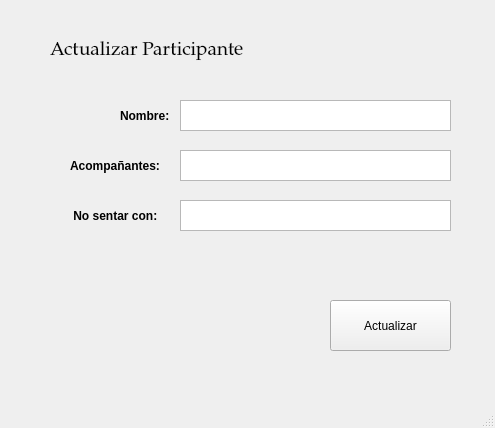
Before: the Qt Designer form src/ui/ActualizarParticipante.ui in IvanJesusCorbalanPascual/Gestor-de-Eventos, drawn with Qt 5.
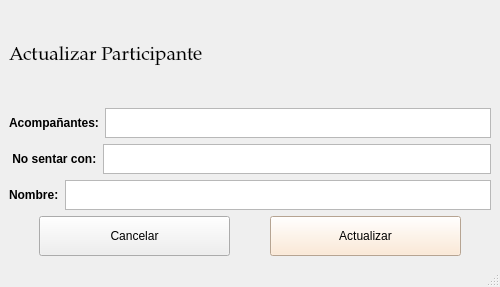
After: the same form once the commit is applied.

```diff
--- a/src/ui/ActualizarParticipante.ui
+++ b/src/ui/ActualizarParticipante.ui
@@ -6,49 +6,17 @@
    <rect>
     <x>0</x>
     <y>0</y>
-    <width>495</width>
-    <height>428</height>
+    <width>500</width>
+    <height>287</height>
    </rect>
   </property>
   <property name="windowTitle">
    <string>MainWindow</string>
   </property>
   <widget class="QWidget" name="centralwidget">
-   <widget class="QTextEdit" name="textEdit_7">
-    <property name="geometry">
-     <rect>
-      <x>180</x>
-      <y>150</y>
-      <width>271</width>
-      <height>31</height>
-     </rect>
-    </property>
-    <property name="placeholderText">
-     <string/>
-    </property>
-   </widget>
-   <widget class="QPushButton" name="pushButton_5">
-    <property name="geometry">
-     <rect>
-      <x>330</x>
-      <y>300</y>
-      <width>121</width>
-      <height>51</height>
-     </rect>
-    </property>
-    <property name="text">
-     <string>Actualizar</string>
-    </property>
-   </widget>
+   <layout class="QVBoxLayout" name="verticalLayout">
+    <item>
    <widget class="QLabel" name="label_15">
-    <property name="geometry">
-     <rect>
-      <x>50</x>
-      <y>30</y>
-      <width>251</width>
-      <height>41</height>
-     </rect>
-    </property>
     <property name="font">
      <font>
       <family>Palatino Linotype</family>
@@ -59,14 +27,70 @@
      <string>Actualizar Participante</string>
     </property>
    </widget>
+    </item>
+    <item>
+     <layout class="QHBoxLayout" name="horizontalLayout_2">
+      <item>
+       <widget class="QLabel" name="label_16">
+        <property name="minimumSize">
+         <size>
+          <width>0</width>
+          <height>0</height>
+         </size>
+        </property>
+        <property name="maximumSize">
+         <size>
+          <width>16777215</width>
+          <height>30</height>
+         </size>
+        </property>
+        <property name="font">
+         <font>
+          <weight>75</weight>
+          <bold>true</bold>
+         </font>
+        </property>
+        <property name="text">
+         <string>Acompañantes:</string>
+        </property>
+       </widget>
+      </item>
+      <item>
+       <widget class="QTextEdit" name="textEdit_7">
+        <property name="minimumSize">
+         <size>
+          <width>0</width>
+          <height>0</height>
+         </size>
+        </property>
+        <property name="maximumSize">
+         <size>
+          <width>16777215</width>
+          <height>30</height>
+         </size>
+        </property>
+        <property name="placeholderText">
+         <string/>
+        </property>
+       </widget>
+      </item>
+     </layout>
+    </item>
+    <item>
+     <layout class="QHBoxLayout" name="horizontalLayout_3">
+      <item>
    <widget class="QLabel" name="label_17">
-    <property name="geometry">
-     <rect>
-      <x>70</x>
-      <y>200</y>
-      <width>111</width>
-      <height>31</height>
-     </rect>
+        <property name="minimumSize">
+         <size>
+          <width>0</width>
+          <height>0</height>
+         </size>
+        </property>
+        <property name="maximumSize">
+         <size>
+          <width>16777215</width>
+          <height>30</height>
+         </size>
     </property>
     <property name="font">
      <font>
@@ -78,27 +102,43 @@
      <string> No sentar con:</string>
     </property>
    </widget>
-   <widget class="QTextEdit" name="textEdit_6">
-    <property name="geometry">
-     <rect>
-      <x>180</x>
-      <y>100</y>
-      <width>271</width>
-      <height>31</height>
-     </rect>
+      </item>
+      <item>
+       <widget class="QTextEdit" name="textEdit_5">
+        <property name="minimumSize">
+         <size>
+          <width>0</width>
+          <height>0</height>
+         </size>
+        </property>
+        <property name="maximumSize">
+         <size>
+          <width>16777215</width>
+          <height>30</height>
+         </size>
     </property>
     <property name="placeholderText">
      <string/>
     </property>
    </widget>
+      </item>
+     </layout>
+    </item>
+    <item>
+     <layout class="QHBoxLayout" name="horizontalLayout">
+      <item>
    <widget class="QLabel" name="label_13">
-    <property name="geometry">
-     <rect>
-      <x>120</x>
-      <y>100</y>
-      <width>61</width>
-      <height>31</height>
-     </rect>
+        <property name="minimumSize">
+         <size>
+          <width>0</width>
+          <height>0</height>
+         </size>
+        </property>
+        <property name="maximumSize">
+         <size>
+          <width>16777215</width>
+          <height>30</height>
+         </size>
     </property>
     <property name="font">
      <font>
@@ -110,38 +150,73 @@
      <string>Nombre:</string>
     </property>
    </widget>
-   <widget class="QTextEdit" name="textEdit_5">
-    <property name="geometry">
-     <rect>
-      <x>180</x>
-      <y>200</y>
-      <width>271</width>
-      <height>31</height>
-     </rect>
+      </item>
+      <item>
+       <widget class="QTextEdit" name="textEdit_6">
+        <property name="minimumSize">
+         <size>
+          <width>0</width>
+          <height>0</height>
+         </size>
+        </property>
+        <property name="maximumSize">
+         <size>
+          <width>16777215</width>
+          <height>30</height>
+         </size>
     </property>
     <property name="placeholderText">
      <string/>
     </property>
    </widget>
-   <widget class="QLabel" name="label_16">
-    <property name="geometry">
-     <rect>
-      <x>70</x>
-      <y>150</y>
-      <width>111</width>
-      <height>31</height>
-     </rect>
-    </property>
-    <property name="font">
-     <font>
-      <weight>75</weight>
-      <bold>true</bold>
-     </font>
-    </property>
+      </item>
+     </layout>
+    </item>
+    <item>
+     <layout class="QHBoxLayout" name="horizontalLayout_4">
+      <property name="spacing">
+       <number>40</number>
+      </property>
+      <property name="leftMargin">
+       <number>30</number>
+      </property>
+      <property name="rightMargin">
+       <number>30</number>
+      </property>
+      <item>
+       <widget class="QPushButton" name="pushButton">
+        <property name="minimumSize">
+         <size>
+          <width>0</width>
+          <height>40</height>
+         </size>
+        </property>
     <property name="text">
-     <string>Acompañantes:</string>
-    </property>
-   </widget>
+         <string>Cancelar</string>
+        </property>
+       </widget>
+      </item>
+      <item>
+       <widget class="QPushButton" name="pushButton_5">
+        <property name="minimumSize">
+         <size>
+          <width>0</width>
+          <height>40</height>
+         </size>
+        </property>
+        <property name="styleSheet">
+         <string notr="true">QWidget {
+    background-color: rgb(255, 230, 204); /* Un naranja muy pálido o melocotón claro */
+}</string>
+        </property>
+        <property name="text">
+         <string>Actualizar</string>
+        </property>
+       </widget>
+      </item>
+     </layout>
+    </item>
+   </layout>
   </widget>
   <widget class="QMenuBar" name="menubar">
    <property name="geometry">
```
Left out of the diff: 4 changed lines with no effect on the pictures. Lines whose indentation alone changed are shown as unchanged.
